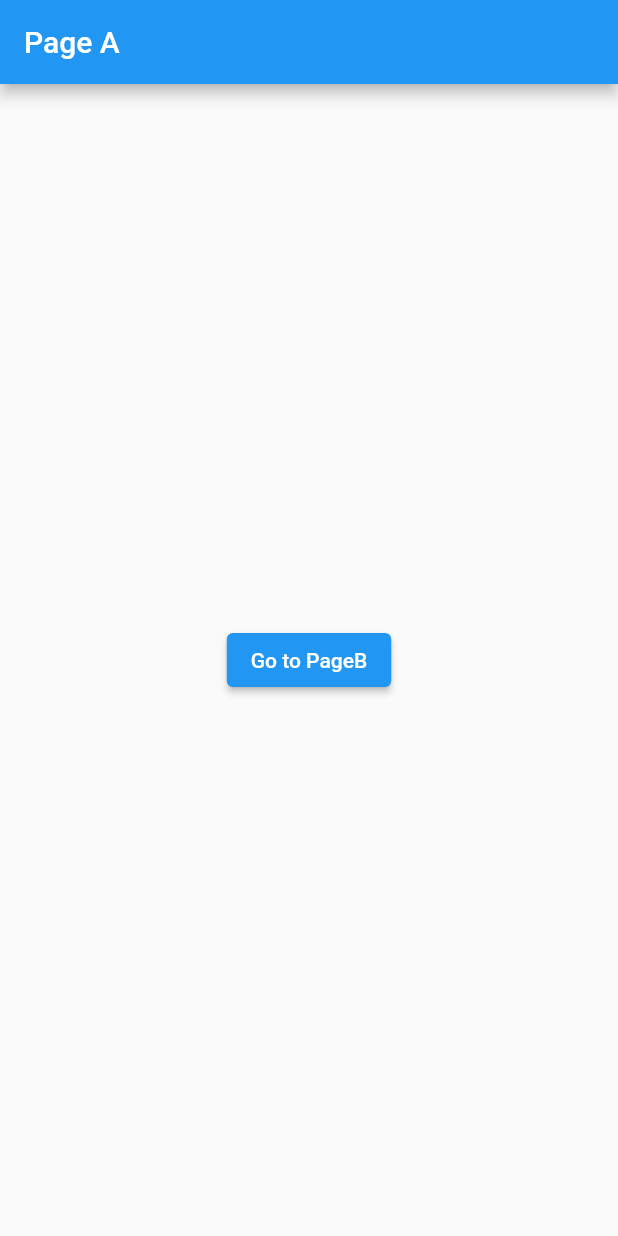
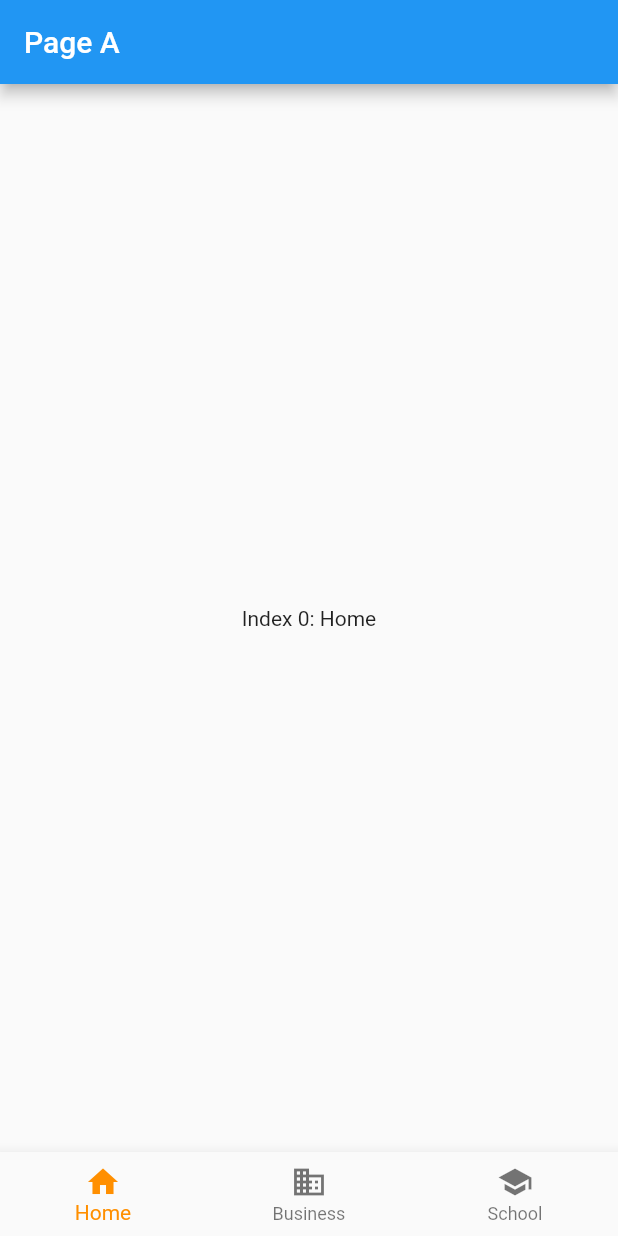
Before and after one commit to supawadee0789/money-daily, a Flutter app: the screen it shows after launch, on a phone screen of 412 x 824 dp. Run offline on Flutter 3.47's test engine with Material 2 defaults, Android fonts, the phone set to English and light mode, and no system bars; our stand-ins replace bloc, flutter_bloc.

Commit message:
bloc navigation route and state

```diff
--- /dev/null
+++ b/lib/home/bottomNav/bottomNav.dart
@@ -0,0 +1,34 @@
+import 'package:flutter/material.dart';
+import 'package:flutter_bloc/flutter_bloc.dart';
+import 'package:money_daily/home/bottomNav/cubit/bottomnav_cubit.dart';
+
+class BottomNav extends StatelessWidget {
+  const BottomNav({Key? key}) : super(key: key);
+
+  @override
+  Widget build(BuildContext context) {
+    return BlocBuilder<BottomnavCubit, BottomnavState>(
+      builder: (context, state) {
+        return BottomNavigationBar(
+          items: const <BottomNavigationBarItem>[
+            BottomNavigationBarItem(
+              icon: Icon(Icons.home),
+              label: 'Home',
+            ),
+            BottomNavigationBarItem(
+              icon: Icon(Icons.business),
+              label: 'Business',
+            ),
+            BottomNavigationBarItem(
+              icon: Icon(Icons.school),
+              label: 'School',
+            ),
+          ],
+          currentIndex: state.index,
+          selectedItemColor: Colors.amber[800],
+          onTap: (id) => BlocProvider.of<BottomnavCubit>(context).goTo(id),
+        );
+      },
+    );
+  }
+}
--- /dev/null
+++ b/lib/home/bottomNav/cubit/bottomnav_cubit.dart
@@ -0,0 +1,9 @@
+import 'package:bloc/bloc.dart';
+import 'package:meta/meta.dart';
+
+part 'bottomnav_state.dart';
+
+class BottomnavCubit extends Cubit<BottomnavState> {
+  BottomnavCubit() : super(BottomnavState(0));
+  void goTo(int id) => emit(BottomnavState(id));
+}
--- /dev/null
+++ b/lib/home/bottomNav/cubit/bottomnav_state.dart
@@ -0,0 +1,6 @@
+part of 'bottomnav_cubit.dart';
+
+class BottomnavState {
+  final int index;
+  BottomnavState(this.index);
+}
--- a/lib/home/home.dart
+++ b/lib/home/home.dart
@@ -1,9 +1,25 @@
 import 'package:flutter/material.dart';
 import 'package:flutter_bloc/flutter_bloc.dart';
+import 'package:money_daily/home/bottomNav/cubit/bottomnav_cubit.dart';
 
 import '../navigationBloc/navbloc_bloc.dart';
+import 'bottomNav/bottomNav.dart';
 
 class HomePage extends StatelessWidget {
+  const HomePage({Key? key}) : super(key: key);
+
+  static const List<Widget> _widgetOptions = <Widget>[
+    Text(
+      'Index 0: Home',
+    ),
+    Text(
+      'Index 1: Business',
+    ),
+    Text(
+      'Index 2: School',
+    ),
+  ];
+
   @override
   Widget build(BuildContext context) {
     return BlocListener<NavBloc, NavblocState>(
@@ -16,14 +32,11 @@ class HomePage extends StatelessWidget {
         appBar: AppBar(
           title: Text('Page A'),
         ),
-        body: Center(
-          child: ElevatedButton(
-            child: Text('Go to PageB'),
-            onPressed: () {
-              context.read<NavBloc>().add(EventAddCategory());
-            },
-          ),
+        body: BlocBuilder<BottomnavCubit, BottomnavState>(
+          builder: ((context, state) =>
+              Center(child: _widgetOptions.elementAt(state.index))),
         ),
+        bottomNavigationBar: const BottomNav(),
       ),
     );
   }
--- a/lib/main.dart
+++ b/lib/main.dart
@@ -2,6 +2,7 @@ import 'package:flutter/material.dart';
 import 'package:flutter_bloc/flutter_bloc.dart';
 import 'package:meta/meta.dart';
 
+import 'home/bottomNav/cubit/bottomnav_cubit.dart';
 import 'home/home.dart';
 import 'addCategory/add_category_view.dart';
 import 'navigationBloc/navbloc_bloc.dart';
@@ -20,7 +21,10 @@ class MyApp extends StatelessWidget {
   Widget build(BuildContext context) {
     return MaterialApp(
       routes: {
-        '/': (context) => HomePage(),
+        '/': (context) => BlocProvider(
+              create: (context) => BottomnavCubit(),
+              child: const HomePage(),
+            ),
         '/addCategory': (context) => AddCategory(),
       },
       initialRoute: '/',
```
